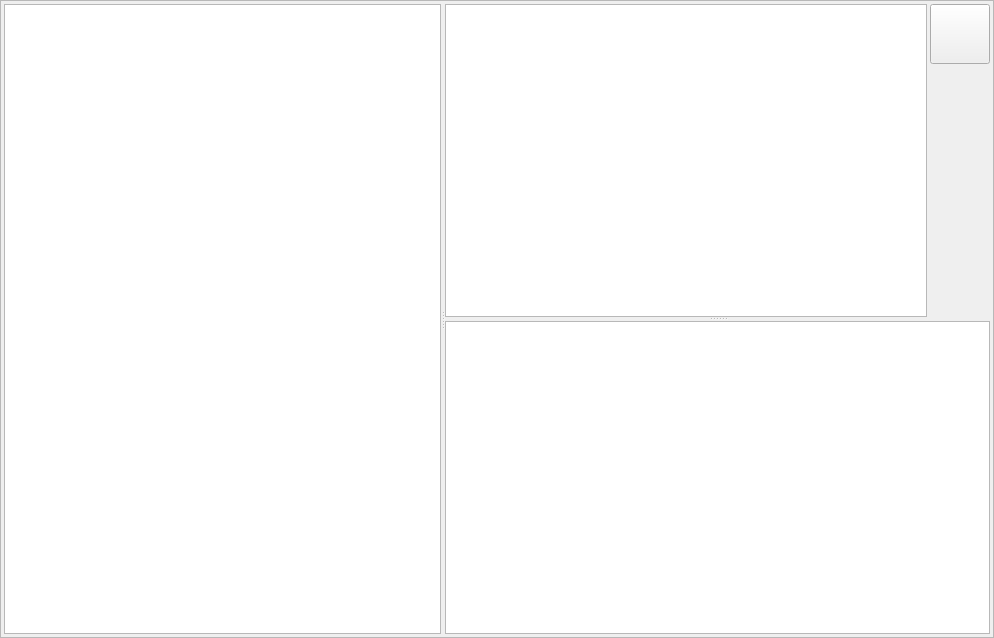
The window that DMHelper/src/customtableframe.ui (MMetze/DMHelper) describes before a commit, drawn with Qt 5.
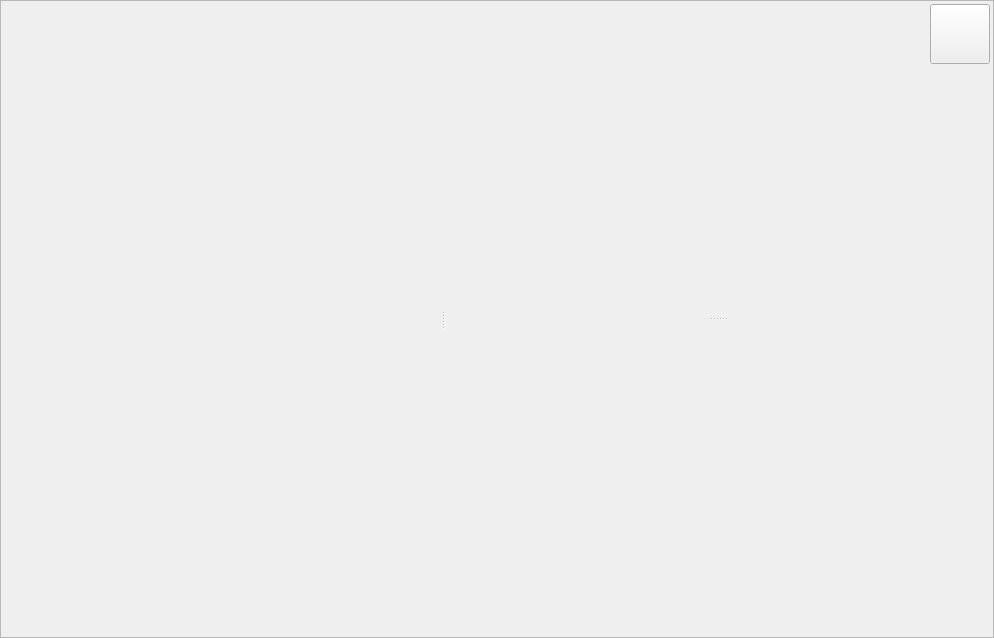
The same window after the commit. Icons and pictures are not drawn.

Patch:
```diff
--- a/DMHelper/src/customtableframe.ui
+++ b/DMHelper/src/customtableframe.ui
@@ -49,7 +49,12 @@
      <property name="orientation">
       <enum>Qt::Horizontal</enum>
      </property>
-     <widget class="QListWidget" name="listWidget"/>
+     <widget class="QListWidget" name="listWidget">
+      <property name="styleSheet">
+       <string notr="true">background: transparent;
+</string>
+      </property>
+     </widget>
      <widget class="QSplitter" name="vSplitter">
       <property name="orientation">
        <enum>Qt::Vertical</enum>
@@ -79,6 +84,10 @@
             <height>16777215</height>
            </size>
           </property>
+          <property name="styleSheet">
+           <string notr="true">background: transparent;
+</string>
+          </property>
           <property name="readOnly">
            <bool>true</bool>
           </property>
@@ -145,6 +154,10 @@
          <verstretch>0</verstretch>
         </sizepolicy>
        </property>
+       <property name="styleSheet">
+        <string notr="true">background: transparent;
+</string>
+       </property>
       </widget>
      </widget>
     </widget>
```
Left out of the diff: 10 changed lines with no effect on the pictures.
